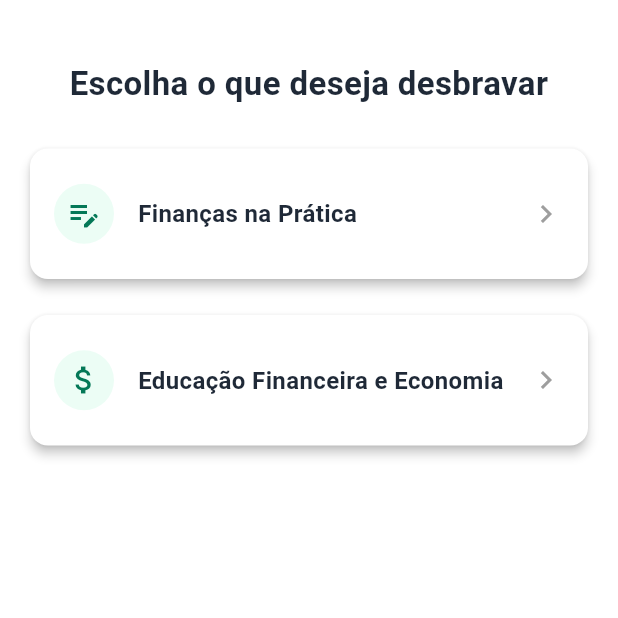
After one commit to Antonio-pf/OrcaMente, a Flutter app: the CourseListPage screen opened directly, on a phone screen of 412 x 824 dp, the top half of it. The commit adds this screen. Run offline on Flutter 3.47's test engine with Material 3 defaults, Android fonts, the phone set to English and light mode, and no system bars; our stand-ins replace device_preview, flutter_svg, shared_preferences; accounts and stored records are empty.

Commit message:
feat: view for course and its topics

```diff
--- a/orcamente/lib/main.dart
+++ b/orcamente/lib/main.dart
@@ -24,7 +24,7 @@ class MyApp extends StatelessWidget {
       title: 'OrçaMente',
       theme: CustomTheme.lightTheme,
       darkTheme: CustomTheme.darkTheme,
-      themeMode: ThemeMode.dark,
+      themeMode: ThemeMode.light,
       home: LoginPage(),
       builder: DevicePreview.appBuilder,
       routes: {
--- /dev/null
+++ b/orcamente/lib/views/course_page.dart
@@ -0,0 +1,74 @@
+import 'package:flutter/material.dart';
+import 'package:orcamente/components/widgets/custom_course_card.dart';
+import 'package:orcamente/models/course.dart';
+import 'package:orcamente/styles/custom_theme.dart';
+import 'package:orcamente/views/course_modules_pages.dart';
+
+
+class CourseListPage extends StatelessWidget {
+  const CourseListPage({super.key});
+
+  IconData getCourseIcon(String title) {
+    if (title == 'Finanças na Prática') {
+      return Icons.edit_note;
+    } else {
+      return Icons.attach_money;
+    }
+  }
+
+  @override
+  Widget build(BuildContext context) {
+    final courses = Course.sampleCourses;
+
+    return Scaffold(
+      body: Padding(
+        padding: const EdgeInsets.all(16.0),
+        child: Column(
+          children: [
+            const SizedBox(height: 24),
+            const Center(
+              child: Text(
+                'Escolha o que deseja desbravar',
+                textAlign: TextAlign.center,
+                style: TextStyle(
+                  fontSize: 22,
+                  fontWeight: FontWeight.bold,
+                ),
+              ),
+            ),
+            const SizedBox(height: 24),
+            Expanded(
+              child: GridView.builder(
+                gridDelegate: const SliverGridDelegateWithFixedCrossAxisCount(
+                  crossAxisCount: 1,
+                  mainAxisSpacing: 16,
+                  crossAxisSpacing: 16,
+                  childAspectRatio: 4,
+                ),
+                itemCount: courses.length,
+                itemBuilder: (context, index) {
+                  final course = courses[index];
+                  final icon = getCourseIcon(course.title);
+
+                  return CustomCourseCard(
+                    title: course.title,
+                    icon: icon,
+                    onTap: () {
+                      Navigator.push(
+                        context,
+                        MaterialPageRoute(
+                          builder: (context) =>
+                              CourseModulesPage(course: course),
+                        ),
+                      );
+                    },
+                  );
+                },
+              ),
+            ),
+          ],
+        ),
+      ),
+    );
+  }
+}
--- a/orcamente/lib/views/home_page.dart
+++ b/orcamente/lib/views/home_page.dart
@@ -1,5 +1,7 @@
 import 'package:flutter/material.dart';
 import 'package:orcamente/views/control_page.dart';
+import 'package:orcamente/views/course_modules_pages.dart';
+import 'package:orcamente/views/course_page.dart';
 import 'package:orcamente/views/quiz_page.dart';
 import 'package:shared_preferences/shared_preferences.dart';
 import 'package:orcamente/styles/custom_theme.dart';
@@ -12,13 +14,13 @@ class HomePage extends StatefulWidget {
 }
 
 class _HomePageState extends State<HomePage> {
-  // alterar para pegar o nome do user apos o login
   final String userName = "Antônio";
   int _selectedIndex = 0;
 
   final List<Widget> _pages = [
     //const ControlPage(),
     Center(child: Text('Tela de Educação')),
+   const CourseListPage(),
     Center(child: Text('Tela de Educação')),
     Center(child: Text('Tela de Extrato')),
     Center(child: Text('Sobre')),
@@ -78,6 +80,7 @@ class _HomePageState extends State<HomePage> {
           child: AppBar(
             backgroundColor: Colors.transparent,
             elevation: 0,
+            centerTitle: true,
             title: Text(
               'Olá, $userName',
               style: const TextStyle(
```
Also changed, not shown: orcamente/lib/views/course_modules_pages.dart (added, +46 -0 lines).
